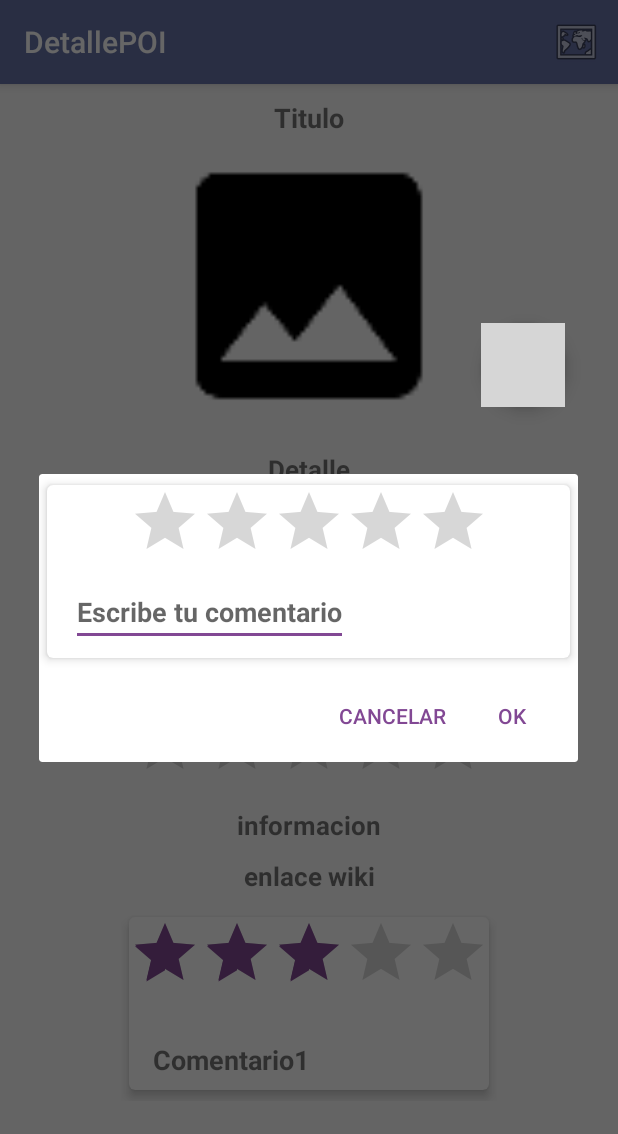
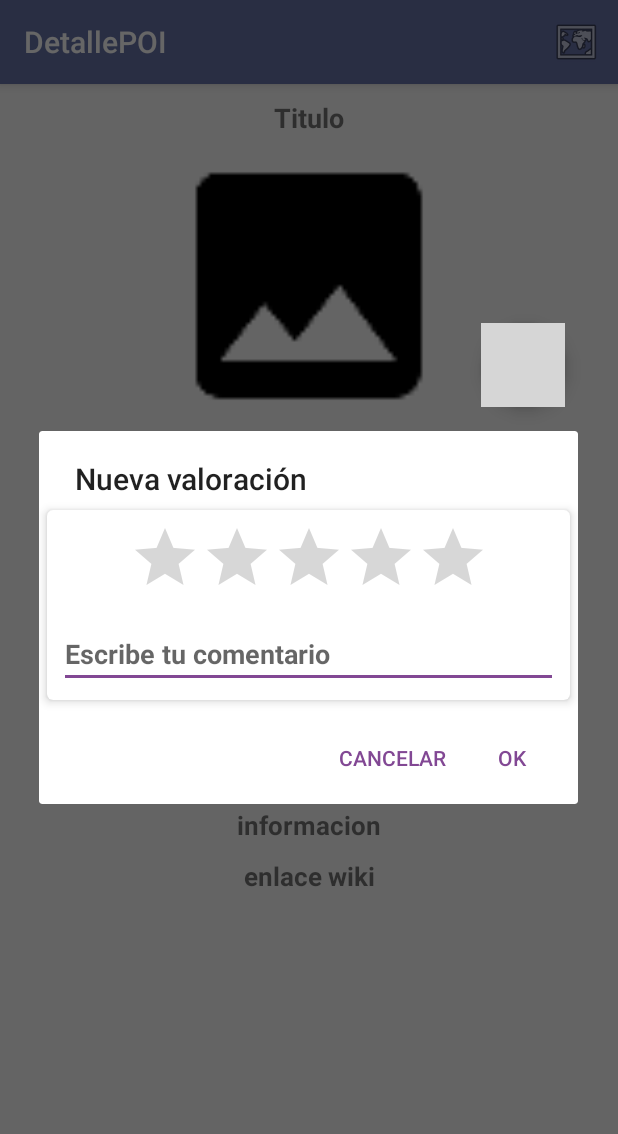
Before and after one commit to GrupoJueves/Viajes, an Android app: the DetailPOI screen opened directly, with no data from a screen before it, after a tap on an icon or button, on a phone screen of 412 x 824 dp. Shown: the top 1134 px of the screen. Run offline under Robolectric (Android 15) with nearby library versions, the phone set to English and light mode, and no system bars; our stand-ins replace AdMob; libraries missing offline, so code that uses them is left out: com.google.firebase.crash; 6 statements that could not run were skipped; grey boxes are pictures that could not be loaded.

Commit message:
Cambios en los comentarios

```diff
--- a/app/src/main/java/org/masterandroid/wander/AdaptadorComentarios.java
+++ b/app/src/main/java/org/masterandroid/wander/AdaptadorComentarios.java
@@ -1,12 +1,16 @@
 package org.masterandroid.wander;
 
 import android.content.Context;
+import android.database.Cursor;
 import android.support.v7.widget.RecyclerView;
 import android.view.LayoutInflater;
 import android.view.View;
 import android.view.ViewGroup;
 import android.widget.RatingBar;
 import android.widget.TextView;
+
+import java.text.DateFormat;
+import java.util.Date;
 
 /**
  * Created by rodriii on 11/12/17.
@@ -15,24 +19,54 @@ import android.widget.TextView;
 public class AdaptadorComentarios extends RecyclerView.Adapter<AdaptadorComentarios.ViewHolder> {
 
     private LayoutInflater inflador;//Crea Layouts a partir del XML
+    private long id;
+
+    private Cursor c;
+    private AdaptadorComentarios.OnItemClickListener escucha;
+    private View.OnLongClickListener onLongClickListener; // ecuchador long
     private Context contexto;
 
-    // Constructor
-    public AdaptadorComentarios(Context contexto) {
-        this.contexto = contexto;
+
+    //lo utilizaremos desde la actividad
+    interface OnItemClickListener {
+        public void onClick(AdaptadorComentarios.ViewHolder holder, long idCliente);
     }
 
+
+
+    // Constructor
+    public AdaptadorComentarios(Context contexto, Cursor c) {
+        this.c=c;
+        this.escucha=escucha;
+    }
+
+
+
+
     //ViewHolder con los elementos a modificar
-    public class ViewHolder extends RecyclerView.ViewHolder {
-        TextView comentario;
-        RatingBar ratingBar;
+    public class ViewHolder extends RecyclerView.ViewHolder
+           /* implements View.OnClickListener*/ {
+        TextView usuario,fecha,comentario;
+        RatingBar valoracion;
+        //ImageView foto;
 
         public ViewHolder(View vista) {
             super(vista);
             //referencio los elemtos a modificar
-            ratingBar = vista.findViewById(R.id.recyclerRatingBar);
-            comentario = vista.findViewById(R.id.recyclerComentario);
+           usuario = (TextView) vista.findViewById(R.id.name_user);
+           fecha = vista.findViewById(R.id.date);
+           comentario = vista.findViewById(R.id.recyclerComentario);
+           valoracion = vista.findViewById(R.id.recyclerRatingBar);
+
+           // vista.setOnClickListener(this);
+            // vista.setOnLongClickListener(this);
         }
+       /* @Override
+        public void onClick(View view) {
+            escucha.onClick(this, obtenerId(getAdapterPosition()));
+        }*/
+
+
     }
 
     //Creamos el viewHolder con las vistas de los elementos sin personalizar
@@ -40,21 +74,55 @@ public class AdaptadorComentarios extends RecyclerView.Adapter<AdaptadorComentar
     public AdaptadorComentarios.ViewHolder onCreateViewHolder(ViewGroup parent, int viewType) {
 
         //inflamos la vista
-        View vista = LayoutInflater.from(parent.getContext()).inflate(R.layout.item_rating, parent, false); //Cambiar elemnto lista por el nombre del layout del elemento del reciclerview
+        View vista = LayoutInflater.from(parent.getContext()).inflate(R.layout.item_rating, parent, false); //Cambiar prueba por el nombre del layout del elemento del reciclerview
 
+        //vista.setOnLongClickListener(onLongClickListener);//aplicamos escuchador long a cada vista
         return new AdaptadorComentarios.ViewHolder(vista);
     }
 
     @Override
     public void onBindViewHolder(AdaptadorComentarios.ViewHolder holder, int position) {
-        holder.ratingBar.setNumStars(5);
-        holder.ratingBar.setRating(3);
-        holder.comentario.setText("Comentario1");
-        //ConsultaBD
+        //siguiente elemento del cursor
+        c.moveToPosition(position);
+
+
+       holder.usuario.setText(c.getString(c.getColumnIndex("name")));
+       holder.fecha.setText(DateFormat.getDateInstance().format(new Date(c.getLong(c.getColumnIndex("date")))));
+        holder.comentario.setText(c.getString(c.getColumnIndex("comment")));
+        holder.valoracion.setRating((float)(0+c.getInt(c.getColumnIndex("rating"))));
+
+
     }
+
+
 
     @Override
     public int getItemCount() {
-        return 1;
+        if (c != null)
+            return c.getCount();
+        return 0;
+    }
+
+    private long obtenerId(int posicion) {
+        if (c != null) {
+            if (c.moveToPosition(posicion)) {
+                return c.getLong(c.getColumnIndex("_id")); //se puede especipifar el id, por ejemplo route_id
+            } else {
+                return -1;
+            }
+        } else {
+            return -1;
+        }
+    }
+
+    //lo usariamos desde la actividad
+    public void setOnItemLongClickListener(View.OnLongClickListener onLongClickListener) {
+        this.onLongClickListener = onLongClickListener;
+
+    }
+
+    public long getId(int position) {
+        id= obtenerId(position);
+        return id;
     }
 }
--- a/app/src/main/java/org/masterandroid/wander/DetailPOI.java
+++ b/app/src/main/java/org/masterandroid/wander/DetailPOI.java
@@ -2,6 +2,7 @@ package org.masterandroid.wander;
 
 import android.content.DialogInterface;
 import android.content.Intent;
+import android.database.Cursor;
 import android.graphics.Bitmap;
 import android.net.Uri;
 import android.os.AsyncTask;
@@ -13,6 +14,7 @@ import android.support.v7.app.AppCompatActivity;
 import android.support.v7.widget.LinearLayoutManager;
 import android.support.v7.widget.RecyclerView;
 import android.util.Log;
+import android.view.LayoutInflater;
 import android.view.Menu;
 import android.view.MenuItem;
 import android.view.View;
@@ -45,6 +47,8 @@ import org.jsoup.select.Elements;
 import java.io.IOException;
 import java.net.SocketTimeoutException;
 import java.net.URL;
+import java.util.Calendar;
+import java.util.Date;
 
 import static com.google.firebase.crash.FirebaseCrash.log;
 
@@ -65,6 +69,7 @@ public class DetailPOI extends AppCompatActivity implements GoogleApiClient.OnCo
     private String nombre, direccion, localidad, nombreBusqueda;
     private String[] secnom,secdir;
     private int numero;
+    private int user;
 
     //Anuncios
     private AdView adView;
@@ -81,16 +86,14 @@ public class DetailPOI extends AppCompatActivity implements GoogleApiClient.OnCo
         super.onCreate(savedInstanceState);
         setContentView(R.layout.activity_detail_poi);
 
-        recyclerView = findViewById(R.id.recyclerComentarios);
-        recyclerView.setHasFixedSize(true);
-        lManager = new LinearLayoutManager(this);
-        recyclerView.setLayoutManager(lManager);
-        adaptador = new AdaptadorComentarios(this);
-        recyclerView.setAdapter(adaptador);
+
 
         //recojo el valor del identificador de la ruta
         Bundle extras = getIntent().getExtras();
         id_poi = extras.getLong("id", -1);
+
+        //obtengo el id del user para el comentario
+
 
         //inicializo la base de datos, si no existe la crea
         ConsultaBD.inicializaBD(this);
@@ -110,7 +113,7 @@ public class DetailPOI extends AppCompatActivity implements GoogleApiClient.OnCo
         imagePOI = findViewById(R.id.imagePOI);
         telefono = findViewById(R.id.telefono);
         web = findViewById(R.id.web);
-        nuevoComentario = findViewById(R.id.nuevoComentario);
+
 
         tipo = findViewById(R.id.categoria);
         precio = findViewById(R.id.precio);
@@ -136,6 +139,8 @@ public class DetailPOI extends AppCompatActivity implements GoogleApiClient.OnCo
             }
         });
 
+        //fab de agregar comentario, en la version final se tiene que quitar
+        nuevoComentario = findViewById(R.id.nuevoComentario);
         nuevoComentario.setOnClickListener(new View.OnClickListener() {
             @Override
             public void onClick(View view) {
@@ -143,7 +148,14 @@ public class DetailPOI extends AppCompatActivity implements GoogleApiClient.OnCo
             }
         });
 
+        //Recicler view de comentarios
+        recyclerView = findViewById(R.id.recyclerComentarios);
+        recyclerView.setHasFixedSize(true);
+        lManager = new LinearLayoutManager(this);
+
+
         rellenarPOI();
+        mostarComentarios();
     }
 
     ///////MENU///////
@@ -177,14 +189,31 @@ public class DetailPOI extends AppCompatActivity implements GoogleApiClient.OnCo
     public void ShowDialog()
     {
         final AlertDialog.Builder popDialog = new AlertDialog.Builder(this);
-        popDialog.setView(R.layout.alert_dialog);
+        LayoutInflater inflater = this.getLayoutInflater();
+        final View dialogView = inflater.inflate(R.layout.alert_dialog, null);
+        popDialog.setView(dialogView);
+
         // Button OK
+        popDialog.setTitle("Nueva valoración");
         popDialog.setPositiveButton(android.R.string.ok,
                 new DialogInterface.OnClickListener() {
                     public void onClick(DialogInterface dialog, int which) {
-                        EditText editText = popDialog.create().findViewById(R.id.alertComentario);
-                        RatingBar ratingBar = popDialog.create().findViewById(R.id.alertRatingBar);
+                        //obtengo el comentario
+                        EditText editText = dialogView.findViewById(R.id.alertComentario);
+                        String comentario = editText.getText()+"";
+                        //obtengo la valoracion
+                        RatingBar ratingBar = dialogView.findViewById(R.id.alertRatingBar);
+                        int val = (int)ratingBar.getRating();
+                        //cojo la fecha de hoy
+                        long hoy = Calendar.getInstance().getTimeInMillis();
+                        //necesito el id del usuario que pone el comentario
+                        int usuario = usuario();
                         //ConsultaBD
+                        ConsultaBD.addComment(usuario,(int)id_poi,comentario,val,hoy);
+                        //recargo el recilerview
+                        mostarComentarios();
+
+
                         dialog.dismiss();
                     }
                 }).setNegativeButton("Cancelar",
@@ -195,7 +224,9 @@ public class DetailPOI extends AppCompatActivity implements GoogleApiClient.OnCo
                 });
         popDialog.create();
         popDialog.show();
+
     }
+
 
     public void rellenarPOI(){
 
@@ -237,6 +268,29 @@ public class DetailPOI extends AppCompatActivity implements GoogleApiClient.OnCo
         longitud.setText(String.valueOf(POI.getLon()));
         latitud.setText(String.valueOf(POI.getLat()));
         //imagePOI
+    }
+
+    public void mostarComentarios(){
+
+        int id = ConsultaBD.getPoiId((int)id_poi);
+        Cursor c = ConsultaBD.listadoComentarios(id);
+
+        recyclerView.setLayoutManager(lManager);
+        adaptador = new AdaptadorComentarios(this,c);
+        if (adaptador.getItemCount() == 0) {
+            //emptyview.setVisibility(View.VISIBLE);
+            recyclerView.setVisibility(View.GONE);
+        } else {
+            //emptyview.setVisibility(View.GONE);
+            recyclerView.setVisibility(View.VISIBLE);
+        }
+        recyclerView.setAdapter(adaptador);
+    }
+
+    public int usuario(){
+        int user = -1;
+        user = ConsultaBD.getUserId((int)id_poi);
+        return user;
     }
 
     @Override
--- a/app/src/main/res/layout/activity_detail_poi.xml
+++ b/app/src/main/res/layout/activity_detail_poi.xml
@@ -127,6 +127,7 @@
                     android:layout_width="wrap_content"
                     android:layout_height="wrap_content"
                     android:layout_marginTop="10dp"
+                    android:isIndicator="true"
                     android:max="5"
                     android:numStars="5"
                     android:stepSize="0.1"
--- a/app/src/main/res/layout/alert_dialog.xml
+++ b/app/src/main/res/layout/alert_dialog.xml
@@ -2,6 +2,7 @@
 <android.support.v7.widget.CardView
     xmlns:android="http://schemas.android.com/apk/res/android"
     xmlns:card_view="http://schemas.android.com/apk/res-auto"
+    xmlns:tools="http://schemas.android.com/tools"
     android:layout_width="match_parent"
     android:layout_height="wrap_content"
     card_view:cardCornerRadius="4dp"
@@ -12,7 +13,7 @@
     <android.support.constraint.ConstraintLayout xmlns:android="http://schemas.android.com/apk/res/android"
         xmlns:app="http://schemas.android.com/apk/res-auto"
         android:layout_width="match_parent"
-        android:layout_height="115dp"
+        android:layout_height="wrap_content"
         android:elevation="4dp"
         app:layout_constraintBottom_toBottomOf="@+id/ratingBar"
         app:layout_constraintTop_toBottomOf="@+id/ratingBar">
@@ -21,28 +22,32 @@
             android:id="@+id/alertRatingBar"
             android:layout_width="wrap_content"
             android:layout_height="wrap_content"
-            android:layout_marginBottom="4dp"
+            android:layout_marginEnd="8dp"
+            android:layout_marginStart="8dp"
+            android:layout_marginTop="8dp"
+            android:max="5"
             android:numStars="5"
-            app:layout_constraintBottom_toTopOf="@+id/alertComentario"
+            android:stepSize="1"
+            app:layout_constraintEnd_toEndOf="parent"
             app:layout_constraintLeft_toLeftOf="parent"
-            app:layout_constraintRight_toRightOf="parent" />
+            app:layout_constraintStart_toStartOf="parent"
+            app:layout_constraintTop_toTopOf="parent" />
 
         <EditText
             android:id="@+id/alertComentario"
-            android:layout_width="wrap_content"
+            android:layout_width="match_parent"
             android:layout_height="wrap_content"
             android:layout_marginBottom="8dp"
-            android:layout_marginLeft="16dp"
-            android:layout_marginStart="16dp"
+            android:layout_marginEnd="8dp"
+            android:layout_marginStart="8dp"
             android:layout_marginTop="8dp"
             android:hint="@string/escribe_tu_comentario"
             android:textSize="18sp"
             android:textStyle="bold"
             app:layout_constraintBottom_toBottomOf="parent"
-            app:layout_constraintLeft_toLeftOf="parent"
+            app:layout_constraintEnd_toEndOf="parent"
             app:layout_constraintStart_toStartOf="parent"
-            app:layout_constraintTop_toTopOf="parent"
-            app:layout_constraintVertical_bias="1.0" />
+            app:layout_constraintTop_toBottomOf="@+id/alertRatingBar" />
 
     </android.support.constraint.ConstraintLayout>
 </android.support.v7.widget.CardView>
```
Also changed, not shown: app/src/main/AndroidManifest.xml (+26 -23 lines), app/src/main/java/org/masterandroid/wander/AddComment.java (added, +13 -0 lines), app/src/main/java/org/masterandroid/wander/ConsultaBD.java (+16 -2 lines), app/src/main/res/layout/item_rating.xml (+38 -10 lines).
